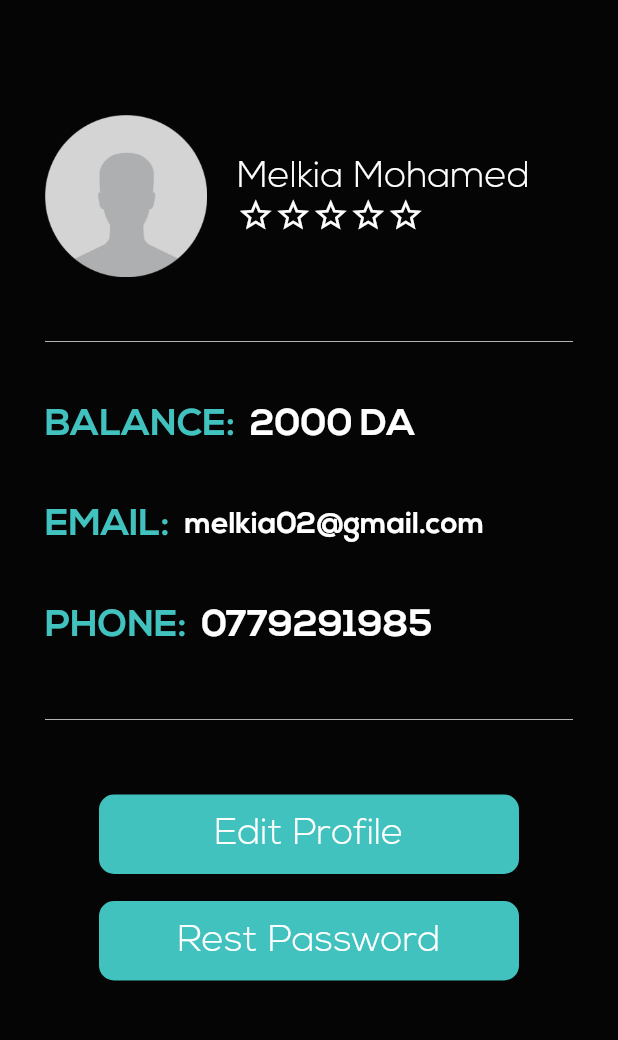
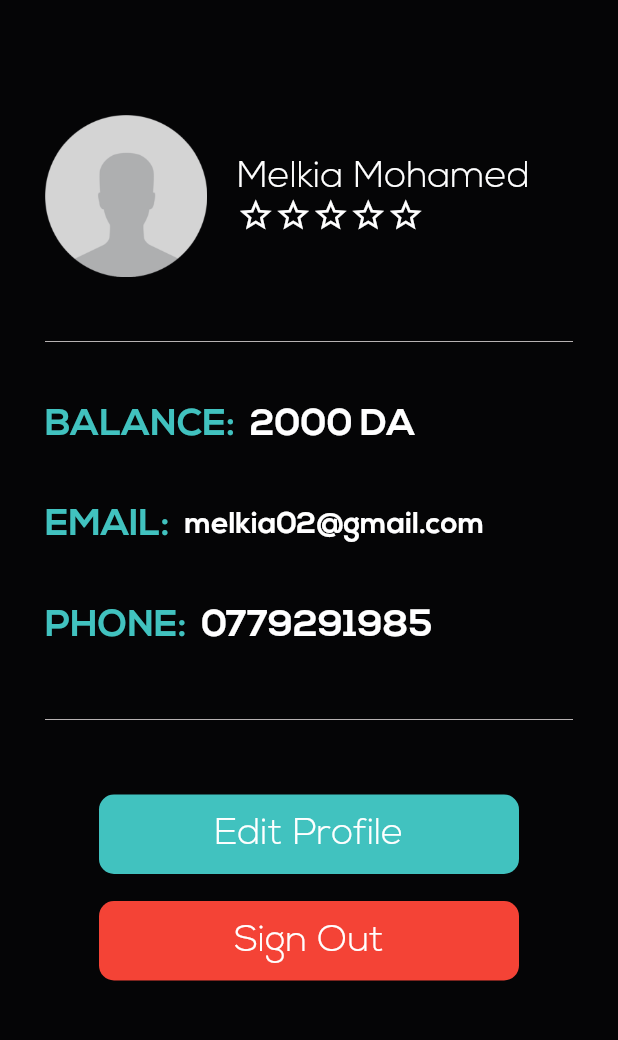
Before and after one commit to MimiBoo/Wasseli, a Flutter app: the ProfileScreen screen opened directly, on a phone screen of 412 x 824 dp, the part 65-1105 px from its top. Run offline on Flutter 3.47's test engine with Material 2 defaults, Android fonts, the phone set to English and light mode, and no system bars; drawn by our look-alikes of smooth_star_rating; our stand-ins replace animated_text_kit, firebase_auth, firebase_core, firebase_database, flutter_svg, fluttertoast and 5 more; missing offline and left inert: flutter_geofire, flutter_polyline_points; accounts and stored records are empty.

```diff
--- a/lib/DataHandler/appData.dart
+++ b/lib/DataHandler/appData.dart
@@ -7,6 +7,7 @@ import 'package:wasseli/main.dart';
 
 class AppData extends ChangeNotifier {
   Address pickUpLocation, dropOffLocation;
+  Address userPickUpLocation, userDropOffLocation;
   LatLng _userLocation;
 
   bool isLoggedIn;
@@ -16,8 +17,8 @@ class AppData extends ChangeNotifier {
   LatLng get userLocation => _userLocation;
 
   void updatePickUpLocationAddress(Address pickUpAddress) {
-    pickUpLocation = pickUpAddress;
-    _userLocation = LatLng(pickUpAddress.latitude, pickUpAddress.longitude);
+    userPickUpLocation = pickUpAddress;
+    //_userLocation = LatLng(pickUpAddress.latitude, pickUpAddress.longitude);
     notifyListeners();
   }
 
--- a/lib/Screens/home.dart
+++ b/lib/Screens/home.dart
@@ -131,6 +131,7 @@ class _HomeScreenState extends State<HomeScreen> with TickerProviderStateMixin {
   }
 
   //
+
   void locatePostion() async {
     Position position = await Geolocator.getCurrentPosition(desiredAccuracy: LocationAccuracy.high);
     currentPostion = position;
--- a/lib/views/profile.dart
+++ b/lib/views/profile.dart
@@ -1,8 +1,10 @@
+import 'package:firebase_auth/firebase_auth.dart';
 import 'package:flutter/material.dart';
 import 'package:flutter_svg/svg.dart';
 import 'package:smooth_star_rating/smooth_star_rating.dart';
 import 'package:wasseli/Widgets/button_large.dart';
 import 'package:wasseli/tools/color.dart';
+import 'package:wasseli/views/front_page.dart';
 
 class ProfileScreen extends StatelessWidget {
   @override
@@ -142,7 +144,14 @@ class ProfileScreen extends StatelessWidget {
               SizedBox(height: 42),
               CustomLargeButton(title: 'Edit Profile', color: mainTeal, onTap: () {}, titleColor: Colors.white),
               SizedBox(height: 18),
-              CustomLargeButton(title: 'Rest Password', color: mainTeal, onTap: () {}, titleColor: Colors.white)
+              CustomLargeButton(
+                  title: 'Sign Out',
+                  color: Colors.red,
+                  onTap: () {
+                    FirebaseAuth.instance.signOut();
+                    Navigator.of(context).pushReplacement(MaterialPageRoute(builder: (_) => FrontPage()));
+                  },
+                  titleColor: Colors.white)
             ],
           ),
         ),
```
Also changed, not shown: lib/Helpers/helperMethods.dart (+8 -14 lines), lib/views/home.dart (+13 -10 lines).
